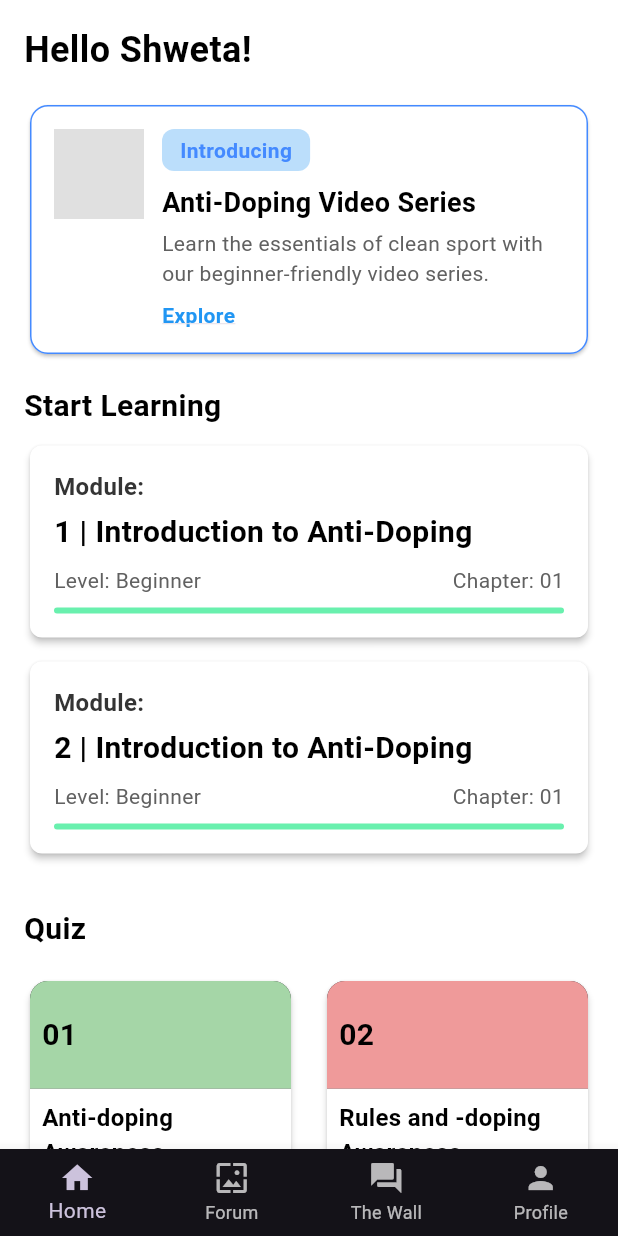
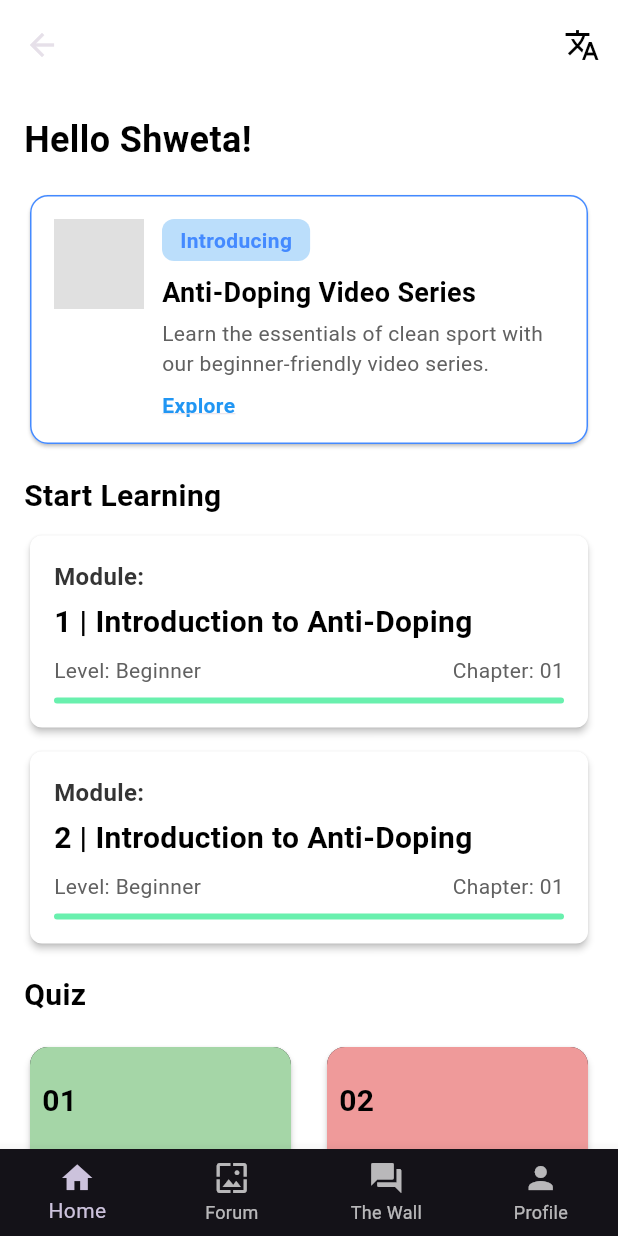
Before and after one commit to katyalmohit/athlete-aware, a Flutter app: the screen it shows after launch, after a tap on "Get Started", on a phone screen of 412 x 824 dp. Run offline on Flutter 3.47's test engine with Material 3 defaults, Android fonts, the light colour scheme and no system bars; our stand-ins replace carousel_slider, cloud_firestore, firebase_auth, firebase_core, flutter_spinkit, flutter_svg and 5 more; accounts and stored records are empty.

Commit message:
Add navigation feature

```diff
--- a/lib/screens/home_screen.dart
+++ b/lib/screens/home_screen.dart
@@ -1,7 +1,14 @@
 import 'package:athlete_aware/screens/media_screen.dart';
 import 'package:flutter/material.dart';
 
-class AntiDopingScreen extends StatelessWidget {
+class AntiDopingScreen extends StatefulWidget {
+  @override
+  _AntiDopingScreenState createState() => _AntiDopingScreenState();
+}
+
+class _AntiDopingScreenState extends State<AntiDopingScreen> {
+  bool _isHindi = false; // Track language toggle
+
   @override
   Widget build(BuildContext context) {
     return Scaffold(
@@ -9,7 +16,20 @@ class AntiDopingScreen extends StatelessWidget {
       appBar: AppBar(
         elevation: 0,
         backgroundColor: Colors.white,
-        toolbarHeight: 0,
+        toolbarHeight: 60,
+        actions: [
+          IconButton(
+            onPressed: () {
+              setState(() {
+                _isHindi = !_isHindi; // Toggle the language
+              });
+            },
+            icon: Icon(
+              _isHindi ? Icons.language : Icons.translate,
+              color: Colors.black,
+            ),
+          ),
+        ],
       ),
       body: SingleChildScrollView(
         padding: const EdgeInsets.all(16.0),
@@ -17,9 +37,9 @@ class AntiDopingScreen extends StatelessWidget {
           crossAxisAlignment: CrossAxisAlignment.start,
           children: [
             // Greeting Header
-            const Text(
-              "Hello Shweta!",
-              style: TextStyle(
+            Text(
+              _isHindi ? "नमस्ते श्वेता!" : "Hello Shweta!",
+              style: const TextStyle(
                 fontSize: 24,
                 fontWeight: FontWeight.bold,
                 color: Colors.black,
@@ -70,9 +90,11 @@ class AntiDopingScreen extends StatelessWidget {
                             ),
                           ),
                           const SizedBox(height: 8),
-                          const Text(
-                            "Anti-Doping Video Series",
-                            style: TextStyle(
+                          Text(
+                            _isHindi
+                                ? "एंटी-डोपिंग वीडियो श्रृंखला"
+                                : "Anti-Doping Video Series",
+                            style: const TextStyle(
                               fontSize: 18,
                               fontWeight: FontWeight.bold,
                               color: Colors.black,
@@ -80,16 +102,20 @@ class AntiDopingScreen extends StatelessWidget {
                           ),
                           const SizedBox(height: 4),
                           Text(
-                            "Learn the essentials of clean sport with our beginner-friendly video series.",
+                            _isHindi
+                                ? "हमारे शुरुआती-अनुकूल वीडियो श्रृंखला के साथ स्वच्छ खेल के अनिवार्यताएं जानें।"
+                                : "Learn the essentials of clean sport with our beginner-friendly video series.",
                             style: TextStyle(
-                                fontSize: 14, color: Colors.grey[700]),
+                              fontSize: 14,
+                              color: Colors.grey[700],
+                            ),
                           ),
                           const SizedBox(height: 8),
                           GestureDetector(
                             onTap: () {},
-                            child: const Text(
-                              "Explore",
-                              style: TextStyle(
+                            child: Text(
+                              _isHindi ? "अन्वेषण करें" : "Explore",
+                              style: const TextStyle(
                                 color: Colors.blue,
                                 fontWeight: FontWeight.bold,
                                 decoration: TextDecoration.underline,
@@ -106,9 +132,9 @@ class AntiDopingScreen extends StatelessWidget {
             const SizedBox(height: 16),
 
             // Start Learning Section
-            const Text(
-              "Start Learning",
-              style: TextStyle(
+            Text(
+              _isHindi ? "शिक्षा शुरू करें" : "Start Learning",
+              style: const TextStyle(
                 fontSize: 20,
                 fontWeight: FontWeight.bold,
                 color: Colors.black,
@@ -117,20 +143,16 @@ class AntiDopingScreen extends StatelessWidget {
             const SizedBox(height: 8),
 
             // Modules List
-            _buildModuleCard(1, "Introduction to Anti-Doping"),
+            _buildModuleCard(1, _isHindi ? "परिचय एंटी-डोपिंग" : "Introduction to Anti-Doping"),
             const SizedBox(height: 8),
-            _buildModuleCard(2, "Introduction to Anti-Doping"),
-
-            const SizedBox(height: 16),
-
-            // New Button
+            _buildModuleCard(2, _isHindi ? "परिचय एंटी-डोपिंग" : "Introduction to Anti-Doping"),
 
             const SizedBox(height: 16),
 
             // Quiz Section
-            const Text(
-              "Quiz",
-              style: TextStyle(
+            Text(
+              _isHindi ? "प्रश्नोत्तरी" : "Quiz",
+              style: const TextStyle(
                 fontSize: 20,
                 fontWeight: FontWeight.bold,
                 color: Colors.black,
@@ -156,12 +178,19 @@ class AntiDopingScreen extends StatelessWidget {
                   Colors.yellow.shade200,
                   Colors.green.shade200,
                 ];
-                final titles = [
-                  "Anti-doping Awareness",
-                  "Rules and -doping Awareness",
-                  "Anti-doping Awareness",
-                  "Anti-doping Awareness",
-                ];
+                final titles = _isHindi
+                    ? [
+                        "एंटी-डोपिंग जागरूकता",
+                        "नियम और डोपिंग जागरूकता",
+                        "एंटी-डोपिंग जागरूकता",
+                        "एंटी-डोपिंग जागरूकता",
+                      ]
+                    : [
+                        "Anti-doping Awareness",
+                        "Rules and Awareness",
+                        "Anti-doping Awareness",
+                        "Anti-doping Awareness",
+                      ];
                 final numbers = ["01", "02", "03", "04"];
 
                 return Card(
@@ -213,8 +242,7 @@ class AntiDopingScreen extends StatelessWidget {
                                 style: const TextStyle(
                                   fontSize: 16,
                                   fontWeight: FontWeight.w600,
-                                  color: Colors
-                                      .black, // Adjust text color for better contrast
+                                  color: Colors.black,
                                 ),
                               ),
                             ),
@@ -233,8 +261,7 @@ class AntiDopingScreen extends StatelessWidget {
       //   type: BottomNavigationBarType.fixed,
       //   items: const [
       //     BottomNavigationBarItem(icon: Icon(Icons.home), label: "Home"),
-      //     BottomNavigationBarItem(
-      //         icon: Icon(Icons.wallpaper), label: "The Wall"),
+      //     BottomNavigationBarItem(icon: Icon(Icons.wallpaper), label: "The Wall"),
       //     BottomNavigationBarItem(icon: Icon(Icons.forum), label: "Forum"),
       //     BottomNavigationBarItem(icon: Icon(Icons.person), label: "Profile"),
       //   ],
@@ -276,7 +303,7 @@ class AntiDopingScreen extends StatelessWidget {
           crossAxisAlignment: CrossAxisAlignment.start,
           children: [
             Text(
-              "Module:",
+              _isHindi ? "मॉड्यूल:" : "Module:",
               style: TextStyle(
                 fontSize: 16,
                 color: const Color.fromARGB(255, 52, 52, 52),
@@ -297,14 +324,14 @@ class AntiDopingScreen extends StatelessWidget {
               mainAxisAlignment: MainAxisAlignment.spaceBetween,
               children: [
                 Text(
-                  "Level: Beginner",
+                  _isHindi ? "स्तर: प्रारंभिक" : "Level: Beginner",
                   style: TextStyle(
                     fontSize: 14,
                     color: Colors.grey[700],
                   ),
                 ),
                 Text(
-                  "Chapter: 01",
+                  _isHindi ? "अध्याय: 01" : "Chapter: 01",
                   style: TextStyle(
                     fontSize: 14,
                     color: Colors.grey[700],
--- a/lib/screens/welcome_screen.dart
+++ b/lib/screens/welcome_screen.dart
@@ -1,6 +1,6 @@
 import 'package:athlete_aware/screens/home_screen.dart';
+import 'package:flutter/material.dart';
 import 'package:carousel_slider/carousel_slider.dart';
-import 'package:flutter/material.dart';
 import 'package:google_fonts/google_fonts.dart';
 
 class WelcomeScreen extends StatefulWidget {
@@ -15,15 +15,31 @@ class _WelcomeScreenState extends State<WelcomeScreen> {
     'assets/carousel1.png',
     'assets/carousel2.png',
     'assets/carousel3.png',
-    // Add more image paths here
   ];
 
-  int _currentIndex = 0; // To track the current carousel index
+  bool _isHindi = false; // Track language toggle
 
   @override
   Widget build(BuildContext context) {
     return Scaffold(
       backgroundColor: const Color(0xFF121212), // Dark background color
+      appBar: AppBar(
+        backgroundColor: Colors.transparent,
+        elevation: 0,
+        actions: [
+          IconButton(
+            onPressed: () {
+              setState(() {
+                _isHindi = !_isHindi; // Toggle the language
+              });
+            },
+            icon: Icon(
+              _isHindi ? Icons.language : Icons.translate,
+              color: Colors.white,
+            ),
+          ),
+        ],
+      ),
       body: SafeArea(
         child: Stack(
           children: [
@@ -36,9 +52,7 @@ class _WelcomeScreenState extends State<WelcomeScreen> {
                       image,
                       fit: BoxFit.cover,
                       width: double.infinity,
-                      height: MediaQuery.of(context)
-                          .size
-                          .height, // Full screen height
+                      height: MediaQuery.of(context).size.height, // Full screen height
                     );
                   },
                 );
@@ -47,43 +61,10 @@ class _WelcomeScreenState extends State<WelcomeScreen> {
                 autoPlay: true,
                 autoPlayInterval: const Duration(seconds: 2),
                 autoPlayAnimationDuration: const Duration(milliseconds: 800),
-                height:
-                    MediaQuery.of(context).size.height, // Full screen height
-                onPageChanged: (index, reason) {
-                  setState(() {
-                    _currentIndex = index;
-                  });
-                },
-                viewportFraction:
-                    1.0, // Ensures only one image is visible at a time
+                height: MediaQuery.of(context).size.height, // Full screen height
+                viewportFraction: 1.0, // Ensures only one image is visible at a time
               ),
             ),
-            // Carousel Dots in the middle of the image
-            // Positioned(
-            //   top: MediaQuery.of(context).size.height *
-            //       0.45, // Middle of the image vertically
-            //   left: 0,
-            //   right: 0,
-            //   child: Row(
-            //     mainAxisAlignment: MainAxisAlignment.center,
-            //     children: imageList.asMap().entries.map((entry) {
-            //       return GestureDetector(
-            //         onTap: () => {},
-            //         child: Container(
-            //           width: _currentIndex == entry.key ? 14.0 : 10.0,
-            //           height: _currentIndex == entry.key ? 14.0 : 10.0,
-            //           margin: const EdgeInsets.symmetric(horizontal: 4.0),
-            //           decoration: BoxDecoration(
-            //             shape: BoxShape.circle,
-            //             color: _currentIndex == entry.key
-            //                 ? Colors.white
-            //                 : Colors.grey,
-            //           ),
-            //         ),
-            //       );
-            //     }).toList(),
-            //   ),
-            // ),
             // Text and Button below the carousel image
             Positioned(
               bottom: 40, // Adjusted to ensure it's below the image
@@ -91,16 +72,6 @@ class _WelcomeScreenState extends State<WelcomeScreen> {
               right: 0,
               child: Column(
                 children: [
-                  // Text(
-                  //   'Empowering Athletes with\nAnti-Doping Knowledge',
-                  //   textAlign: TextAlign.center,
-                  //   style: GoogleFonts.zcoolXiaoWei(
-                  //     color: Colors.white,
-                  //     fontSize: 28,
-                  //     fontWeight: FontWeight.bold,
-                  //     fontStyle: FontStyle.italic,
-                  //   ),
-                  // ),
                   const SizedBox(height: 60),
                   Container(
                     width: double.infinity,
@@ -111,8 +82,8 @@ class _WelcomeScreenState extends State<WelcomeScreen> {
                         Navigator.push(
                           context,
                           MaterialPageRoute(
-                              builder: (context) =>
-                                  AntiDopingScreen()), // Navigate to HomeScreen
+                            builder: (context) => AntiDopingScreen(), // Navigate to HomeScreen
+                          ),
                         );
                       },
                       style: ElevatedButton.styleFrom(
@@ -121,13 +92,15 @@ class _WelcomeScreenState extends State<WelcomeScreen> {
                           borderRadius: BorderRadius.circular(30.0),
                         ),
                         padding: const EdgeInsets.symmetric(
-                            vertical: 15.0, horizontal: 30.0),
+                          vertical: 15.0,
+                          horizontal: 30.0,
+                        ),
                       ),
                       child: Row(
                         mainAxisAlignment: MainAxisAlignment.center,
                         children: [
                           Text(
-                            'Get Started',
+                            _isHindi ? 'शुरू करें' : 'Get Started', // Change text based on toggle
                             style: GoogleFonts.aBeeZee(
                               color: const Color.fromARGB(255, 255, 255, 255),
                               fontSize: 18.0,
```
Also changed, not shown: 1 other file.
